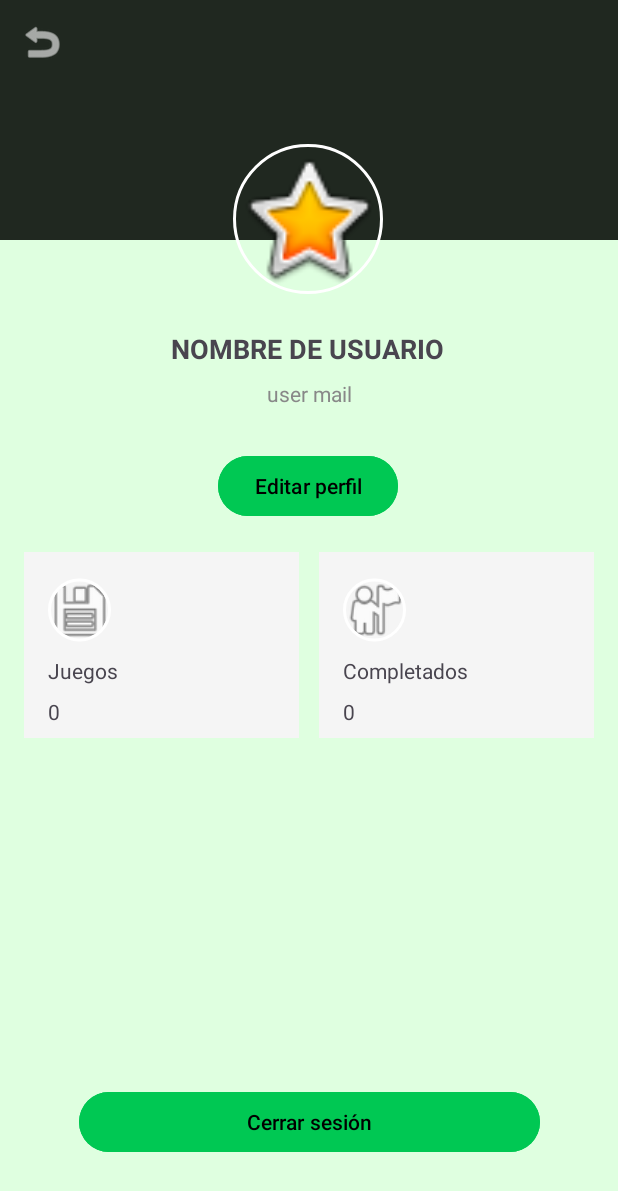
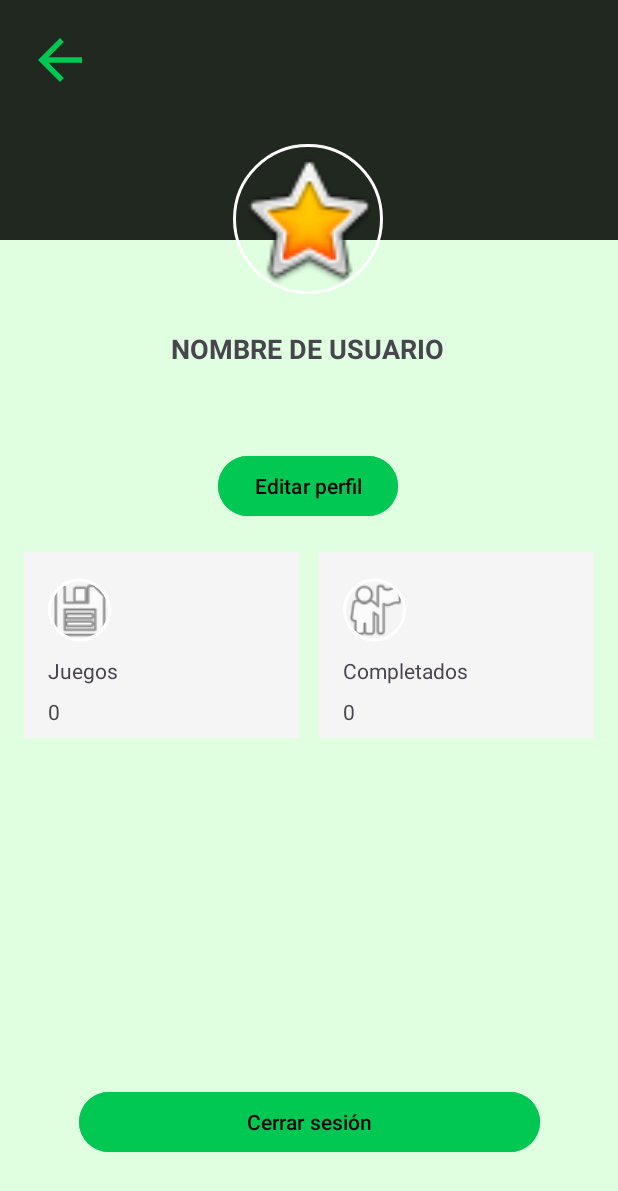
Before and after one commit to Z3nitt/TFGMedac, an Android app built with Jetpack Compose: the ProfileScreenActivity screen opened directly, with no data from a screen before it, on a phone screen of 412 x 824 dp. Shown: the top 1191 px of the screen. Run offline under Robolectric (Android 15) with nearby library versions, the phone set to English and light mode, and no system bars; our stand-ins replace CircleImageView, Firebase (no records; nobody signed in at launch, a user with empty details on screens opened directly).

Commit message:
backBtn agregado a la pantalla de perfil y se muestra el mail real

```diff
--- a/app/src/main/java/com/example/gamebox/ProfileScreenActivity.kt
+++ b/app/src/main/java/com/example/gamebox/ProfileScreenActivity.kt
@@ -3,6 +3,8 @@ package com.example.gamebox
 import android.content.Intent
 import android.os.Bundle
 import android.widget.Button
+import android.widget.ImageButton
+import android.widget.TextView
 import android.widget.Toast
 import androidx.activity.enableEdgeToEdge
 import androidx.appcompat.app.AppCompatActivity
@@ -20,7 +22,20 @@ class ProfileScreenActivity : AppCompatActivity() {
             v.setPadding(systemBars.left, systemBars.top, systemBars.right, systemBars.bottom)
             insets
         }
-        var logoutBtn = findViewById<Button>(R.id.logoutBtn);
+
+        val logoutBtn = findViewById<Button>(R.id.logoutBtn)
+        val backBtn = findViewById<ImageButton>(R.id.backBtn)
+        val userEmailText = findViewById<TextView>(R.id.userEmailText)
+
+        val usuario = FirebaseAuth.getInstance().currentUser
+        var email = usuario?.email //Comprueba si el usuario es nulo por las dudas
+
+        userEmailText.setText(email)
+
+        //Listener para volver atras
+        backBtn.setOnClickListener {
+            onBackPressedDispatcher.onBackPressed() //Vuelve a la activity anterior
+        }
 
         //Listener para cerrar sesion
         logoutBtn.setOnClickListener {
--- a/app/src/main/res/layout/activity_profile_screen.xml
+++ b/app/src/main/res/layout/activity_profile_screen.xml
@@ -18,18 +18,19 @@
         app:layout_constraintStart_toStartOf="parent"
         app:layout_constraintTop_toTopOf="parent" />
 
+    <!-- Flecha volver -->
     <ImageButton
-        android:id="@+id/backButton"
-        android:layout_width="24dp"
-        android:layout_height="24dp"
+        android:id="@+id/backBtn"
+        android:layout_width="48dp"
+        android:layout_height="48dp"
+        android:layout_gravity="start"
         android:layout_marginStart="16dp"
         android:layout_marginTop="16dp"
-        android:background="@android:color/transparent"
-        android:contentDescription="backButton"
-        android:src="@android:drawable/ic_menu_revert"
+        android:background="?attr/selectableItemBackgroundBorderless"
+        android:contentDescription="Volver"
+        android:src="@drawable/ic_arrow_back"
         app:layout_constraintStart_toStartOf="parent"
-        app:layout_constraintTop_toTopOf="parent"
-        app:tint="@color/white" />
+        app:layout_constraintTop_toTopOf="parent" />
 
     <de.hdodenhof.circleimageview.CircleImageView
         android:id="@+id/profileImage"
@@ -100,8 +101,9 @@
             android:layout_marginStart="16dp"
             android:layout_marginTop="16dp"
             android:src="@android:drawable/ic_menu_save"
-            app:civ_border_color="@android:color/white"
+            app:civ_border_color="@color/white"
             app:civ_border_width="2dp"
+            app:civ_circle_background_color="@color/success"
             app:layout_constraintStart_toStartOf="parent"
             app:layout_constraintTop_toTopOf="parent" />
 
@@ -143,8 +145,9 @@
             android:layout_marginStart="16dp"
             android:layout_marginTop="16dp"
             android:src="@android:drawable/ic_menu_myplaces"
-            app:civ_border_color="@android:color/white"
+            app:civ_border_color="@color/white"
             app:civ_border_width="2dp"
+            app:civ_circle_background_color="@color/success"
             app:layout_constraintStart_toStartOf="parent"
             app:layout_constraintTop_toTopOf="parent" />
 
```
